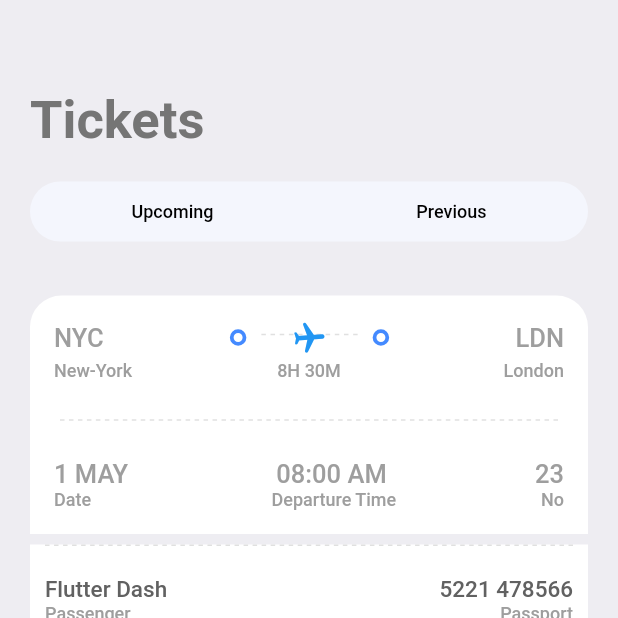
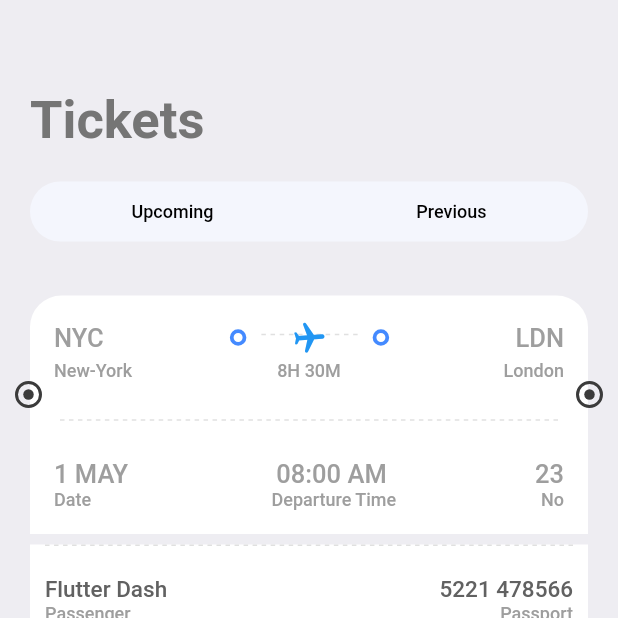
Before and after one commit to Willan0/ticket_aeroplane, a Flutter app: the screen it shows after launch, item 3 of the bottom bar chosen, on a phone screen of 412 x 824 dp, the top half of it. Run offline on Flutter 3.47's test engine with Material 2 defaults, Android fonts, the phone set to English and light mode, and no system bars; drawn by our look-alikes of barcode_widget; our stand-ins replace fluentui_icons, gap, get.

Commit message:
ticket_aeroplane

```diff
--- a/lib/screen/tickets.dart
+++ b/lib/screen/tickets.dart
@@ -8,6 +8,7 @@ import 'package:barcode_widget/barcode_widget.dart';
 import '../utils/app_layout.dart';
 import '../utils/app_style.dart';
 import '../utils/dot_line.dart';
+import '../utils/double_circle.dart';
 
 class Tickets extends StatelessWidget {
   const Tickets({Key? key}) : super(key: key);
@@ -18,7 +19,8 @@ class Tickets extends StatelessWidget {
     return Scaffold(
       backgroundColor: Style.bgColor,
       body: Stack(
-        children: [ListView(
+        children: [
+          ListView(
           padding: EdgeInsets.symmetric(vertical: AppLayout.getHeight(20),horizontal: AppLayout.getWidth(20)),
           children: [
             Gap(AppLayout.getHeight(40)),
@@ -157,6 +159,16 @@ class Tickets extends StatelessWidget {
             ),
           ],
         ),
+          Positioned(
+            left: AppLayout.getHeight(10),
+            top: AppLayout.getHeight(254),
+            child: const DoubleCircle(),
+          ),
+          Positioned(
+            right: AppLayout.getHeight(10),
+            top: AppLayout.getHeight(254),
+            child: const DoubleCircle(),
+          )
        ]
       ),
     );
--- /dev/null
+++ b/lib/utils/double_circle.dart
@@ -0,0 +1,25 @@
+import 'package:flutter/cupertino.dart';
+import 'package:flutter/material.dart';
+
+import 'app_layout.dart';
+import 'app_style.dart';
+
+class DoubleCircle extends StatelessWidget {
+  const DoubleCircle({Key? key}) : super(key: key);
+
+  @override
+  Widget build(BuildContext context) {
+    return Container(
+        padding: EdgeInsets.all(AppLayout.getHeight(3.5)),
+        decoration:  BoxDecoration(
+          shape: BoxShape.circle,
+          border: Border.all(width:AppLayout.getHeight(2),color: Style.textColor),
+        ),
+        child: CircleAvatar(
+          maxRadius: 3.5,
+          backgroundColor: Style.textColor,
+        ),
+      );
+
+  }
+}
```
